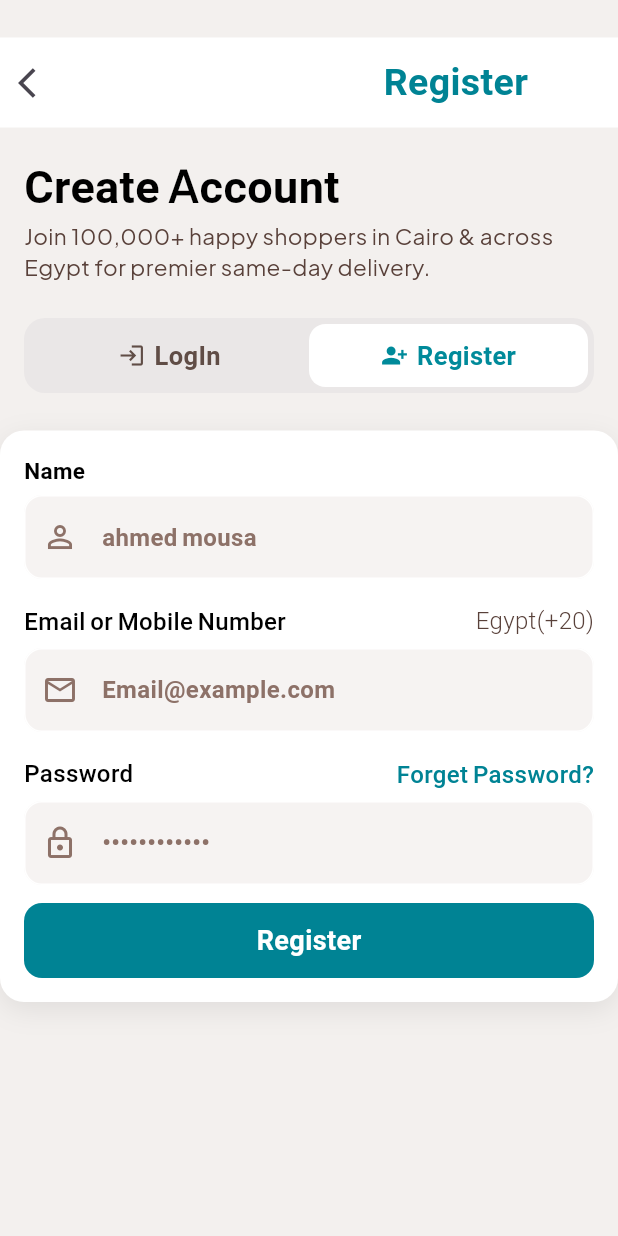
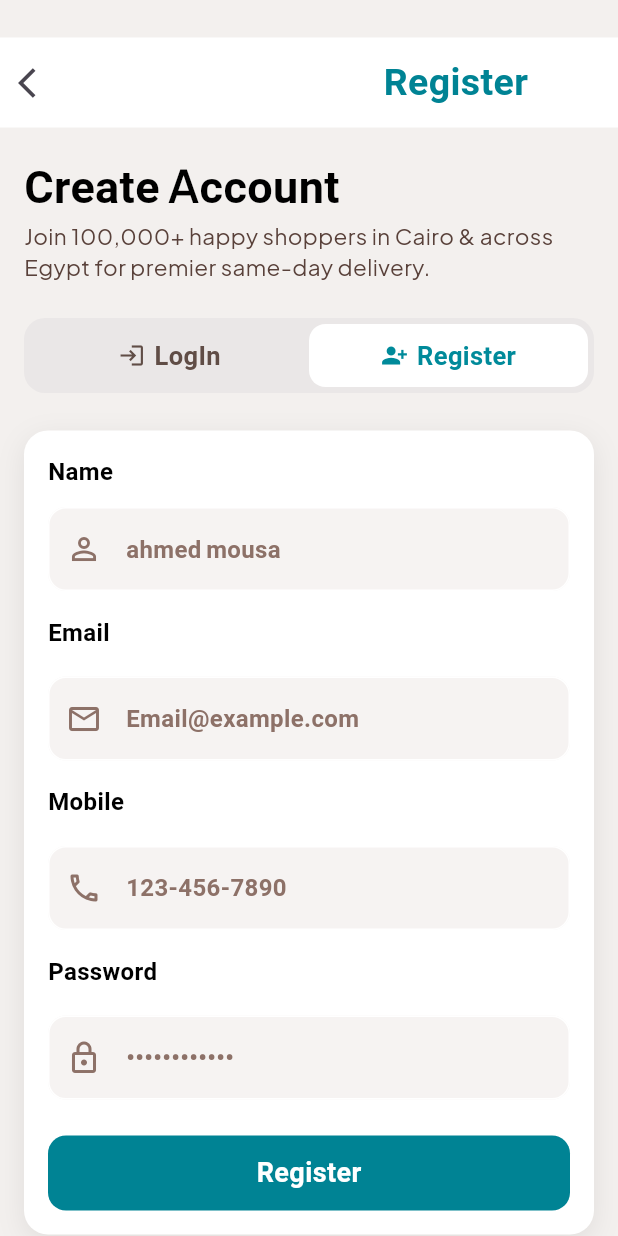
Before and after one commit to Ahmed-Mousa566/Indigo-e-commerce, a Flutter app: the screen it shows after launch, after a tap on "Register", on a phone screen of 412 x 824 dp. Run offline on Flutter 3.47's test engine with Material 3 defaults, Android fonts, the phone set to English and light mode, and no system bars; our stand-ins replace go_router, google_fonts; Roboto replaces fonts that are missing (Montserrat).

Commit message:
create register card

```diff
--- a/lib/feature/Auth/presentation/views/widgets/lable_faield.dart
+++ b/lib/feature/Auth/presentation/views/widgets/lable_faield.dart
@@ -14,8 +14,8 @@ class LabeledField extends StatelessWidget {
       children: [
         CustomText(
           text: label,
-          color: Constant.kSubTittle,
-          size: 13,
+          color: Colors.black,
+          size: 16,
           fontWeight: FontWeight.w600,
         ),
         const SizedBox(height: 6),
--- a/lib/feature/Auth/presentation/views/widgets/name_lable.dart
+++ /dev/null
@@ -1,16 +0,0 @@
-import 'package:e_commerce/core/utils/widgets/custm_text.dart';
-import 'package:flutter/material.dart';
-
-class NameLable extends StatelessWidget {
-  const NameLable({super.key});
-
-  @override
-  Widget build(BuildContext context) {
-    return const CustomText(
-      text: "Name",
-      color: Colors.black,
-      fontWeight: FontWeight.w600,
-      size: 15,
-    );
-  }
-}
--- /dev/null
+++ b/lib/feature/Auth/presentation/views/widgets/register_card.dart
@@ -0,0 +1,69 @@
+import 'package:e_commerce/feature/Auth/presentation/views/widgets/custom_botttom.dart';
+import 'package:e_commerce/feature/Auth/presentation/views/widgets/lable_faield.dart';
+import 'package:e_commerce/feature/Auth/presentation/views/widgets/text_form_failed.dart';
+import 'package:flutter/material.dart';
+
+class RegisterCard extends StatelessWidget {
+  const RegisterCard({super.key});
+
+  @override
+  Widget build(BuildContext context) {
+    return Padding(
+      padding: const EdgeInsets.symmetric(horizontal: 16.0),
+      child: Container(
+        padding: const EdgeInsets.all(16),
+        decoration: BoxDecoration(
+          color: Colors.white,
+          borderRadius: BorderRadius.circular(16),
+          boxShadow: [
+            BoxShadow(
+              color: Colors.black.withValues(alpha: 0.08),
+              blurRadius: 15,
+              offset: const Offset(0, 5),
+            ),
+          ],
+        ),
+        child: const Column(
+          crossAxisAlignment: CrossAxisAlignment.start,
+          children: [
+            LabeledField(label: "Name", child: SizedBox(height: 6)),
+            TextFormFailed(
+              prefixIcon: Icon(Icons.person_outline, color: Color(0xff8D7168)),
+              hint: "ahmed mousa",
+              obscureText: false,
+            ),
+
+            SizedBox(height: 16),
+            LabeledField(label: "Email", child: SizedBox(height: 6)),
+            SizedBox(height: 6),
+            TextFormFailed(
+              prefixIcon: Icon(Icons.email_outlined, color: Color(0xff8D7168)),
+              hint: "Email@example.com",
+              obscureText: false,
+            ),
+            SizedBox(height: 16),
+            LabeledField(label: "Mobile", child: SizedBox(height: 6)),
+            SizedBox(height: 6),
+            TextFormFailed(
+              prefixIcon: Icon(Icons.phone_outlined, color: Color(0xff8D7168)),
+              hint: "123-456-7890",
+              obscureText: false,
+            ),
+            SizedBox(height: 16),
+            LabeledField(label: "Password", child: SizedBox(height: 6)),
+            SizedBox(height: 6),
+            TextFormFailed(
+              prefixIcon: Icon(Icons.lock_outlined, color: Color(0xff8D7168)),
+              hint: "••••••••••••",
+              obscureText: true,
+            ),
+
+            SizedBox(height: 24),
+
+            Custombutton(text: "Register", ontap: null),
+          ],
+        ),
+      ),
+    );
+  }
+}
--- a/lib/feature/Auth/presentation/views/widgets/register_form.dart
+++ b/lib/feature/Auth/presentation/views/widgets/register_form.dart
@@ -1,7 +1,6 @@
 import 'package:e_commerce/feature/Auth/presentation/views/widgets/custom_botttom.dart';
-import 'package:e_commerce/feature/Auth/presentation/views/widgets/emali_labal.dart';
-import 'package:e_commerce/feature/Auth/presentation/views/widgets/name_lable.dart';
-import 'package:e_commerce/feature/Auth/presentation/views/widgets/password_lable.dart';
+import 'package:e_commerce/feature/Auth/presentation/views/widgets/lable_faield.dart';
+import 'package:e_commerce/feature/Auth/presentation/views/widgets/register_card.dart';
 import 'package:e_commerce/feature/Auth/presentation/views/widgets/text_form_failed.dart';
 import 'package:flutter/material.dart';
 
@@ -10,63 +9,6 @@ class RegisterForm extends StatelessWidget {
 
   @override
   Widget build(BuildContext context) {
-    return  Container(
-      padding: const EdgeInsets.all(016),
-      decoration: BoxDecoration(
-        color: Colors.white,
-        borderRadius: BorderRadius.circular(16),
-        boxShadow: [
-          BoxShadow(
-            color: Colors.black.withValues(alpha: 0.08),
-            blurRadius: 15,
-            offset: const Offset(0, 5),
-          ),
-        ],
-      ),
-      child: const Column(
-        crossAxisAlignment: CrossAxisAlignment.start,
-        children: [
-          NameLable(),
-          SizedBox(height: 6),
-          TextFormFailed(
-            prefixIcon: Icon(
-              Icons.person_outline,
-              color: Color(0xff8D7168),
-            ),
-            hint: "ahmed mousa",
-            obscureText: false,
-          ),
-
-          SizedBox(height: 16),
-          EmailLable(),
-          SizedBox(height: 6),
-          TextFormFailed(
-            prefixIcon: Icon(
-              Icons.email_outlined,
-              color: Color(0xff8D7168),
-            ),
-            hint: "Email@example.com",
-            obscureText: false,
-          ),
-          SizedBox(height: 16),
-          PasswordLable(),
-          SizedBox(height: 6),
-          TextFormFailed(
-            prefixIcon: Icon(
-              Icons.lock_outlined,
-              color: Color(0xff8D7168),
-            ),
-            hint: "••••••••••••",
-            obscureText: true,
-          ),
-
-          SizedBox(height: 12),
-
-
-
-          Custombutton(text: "Register", ontap: null),
-        ],
-      ),
-    );
+    return RegisterCard();
   }
 }
```
